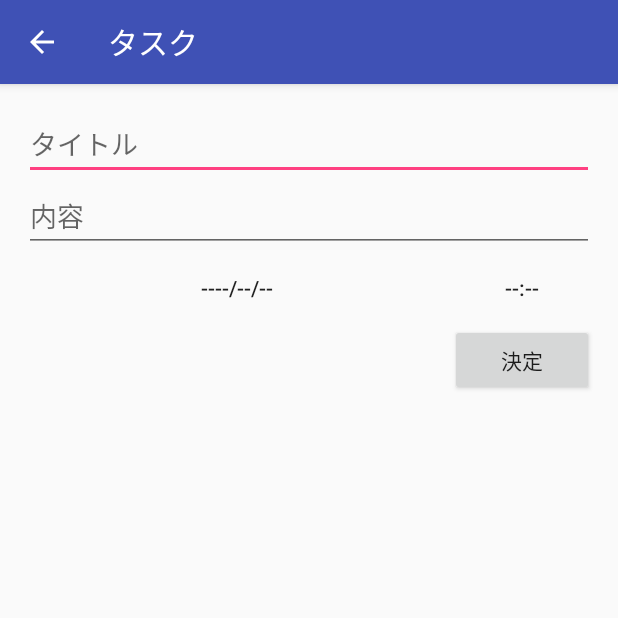
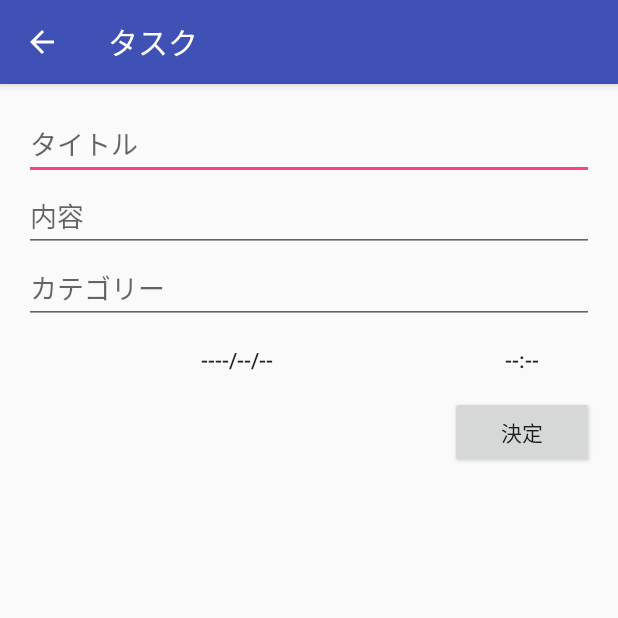
Before and after one commit to snowmania0445/AndroidTaskApp, an Android app: the InputActivity screen opened directly, with no data from a screen before it, on a phone screen of 412 x 824 dp, the top half of it. Run offline under Robolectric (Android 15) with nearby library versions, the phone set to English and light mode, and no system bars; libraries missing offline, so code that uses them is left out: io.realm; 3 statements that could not run were skipped.

Commit message:
基本課題まで

```diff
--- a/app/src/main/java/jp/techacademy/takuya/sunohara/taskapp/InputActivity.java
+++ b/app/src/main/java/jp/techacademy/takuya/sunohara/taskapp/InputActivity.java
@@ -25,7 +25,7 @@ public class InputActivity extends AppCompatActivity {
 
     private int mYear, mMonth, mDay, mHour, mMinute;
     private Button mDateButton, mTimeButton;
-    private EditText mTitleEdit, mContentEdit;
+    private EditText mTitleEdit, mContentEdit, mCategoryEdit;
     private Task mTask;
 
     private View.OnClickListener mOnDateClickListener = new View.OnClickListener() {
@@ -91,6 +91,7 @@ public class InputActivity extends AppCompatActivity {
         findViewById(R.id.done_button).setOnClickListener(mOnDoneClickListener);
         mTitleEdit = (EditText)findViewById(R.id.title_edit_text);
         mContentEdit = (EditText)findViewById(R.id.content_edit_text);
+        mCategoryEdit = (EditText)findViewById(R.id.category_edit_text);
 
         // EXTRA_TASK から Task の id を取得して、 id から Task のインスタンスを取得する
         Intent intent = getIntent();
@@ -111,6 +112,7 @@ public class InputActivity extends AppCompatActivity {
             // 更新の場合
             mTitleEdit.setText(mTask.getTitle());
             mContentEdit.setText(mTask.getContents());
+            mCategoryEdit.setText(mTask.getCategory());
 
             Calendar calendar = Calendar.getInstance();
             calendar.setTime(mTask.getDate());
@@ -154,9 +156,11 @@ public class InputActivity extends AppCompatActivity {
 
         String title = mTitleEdit.getText().toString();
         String content = mContentEdit.getText().toString();
+        String category = mCategoryEdit.getText().toString();
 
         mTask.setTitle(title);
         mTask.setContents(content);
+        mTask.setCategory(category);
         GregorianCalendar calendar = new GregorianCalendar(mYear,mMonth,mDay,mHour,mMinute);
         Date date = calendar.getTime();
         mTask.setDate(date);
--- a/app/src/main/java/jp/techacademy/takuya/sunohara/taskapp/TaskAdapter.java
+++ b/app/src/main/java/jp/techacademy/takuya/sunohara/taskapp/TaskAdapter.java
@@ -49,7 +49,7 @@ public class TaskAdapter extends BaseAdapter {
         TextView textView1 = (TextView) convertView.findViewById(android.R.id.text1);
         TextView textView2 = (TextView) convertView.findViewById(android.R.id.text2);
 
-        textView1.setText(mTaskList.get(position).getTitle());
+        textView1.setText(mTaskList.get(position).getTitle() + "（" + mTaskList.get(position).getCategory() + "）");
 
         SimpleDateFormat simpleDateFormat = new SimpleDateFormat("yyyy-MM-dd HH:mm", Locale.JAPANESE);
         Date date = mTaskList.get(position).getDate();
--- a/app/src/main/res/layout/content_input.xml
+++ b/app/src/main/res/layout/content_input.xml
@@ -24,11 +24,17 @@
         android:layout_height="wrap_content"
         android:layout_below="@id/title_edit_text"
         android:hint="内容" />
+    <EditText
+        android:id="@+id/category_edit_text"
+        android:layout_width="match_parent"
+        android:layout_height="wrap_content"
+        android:layout_below="@+id/content_edit_text"
+        android:hint="カテゴリー"/>
     <Button
         android:id="@+id/date_button"
         android:layout_width="0dp"
         android:layout_height="wrap_content"
-        android:layout_below="@id/content_edit_text"
+        android:layout_below="@id/category_edit_text"
         android:layout_alignParentStart="true"
         android:layout_toLeftOf="@+id/times_button"
         android:text="----/--/--"
@@ -37,7 +43,7 @@
         android:id="@id/times_button"
         android:layout_width="96dp"
         android:layout_height="wrap_content"
-        android:layout_below="@id/content_edit_text"
+        android:layout_below="@id/category_edit_text"
         android:layout_alignParentRight="true"
         android:text="--:--"
         style="@style/Widget.AppCompat.Button.Borderless" />
```
Also changed, not shown: app/src/main/java/jp/techacademy/takuya/sunohara/taskapp/MainActivity.java (+30 -0 lines), app/src/main/java/jp/techacademy/takuya/sunohara/taskapp/Task.java (+9 -0 lines), app/src/main/res/layout/activity_main.xml (+8 -1 lines).
